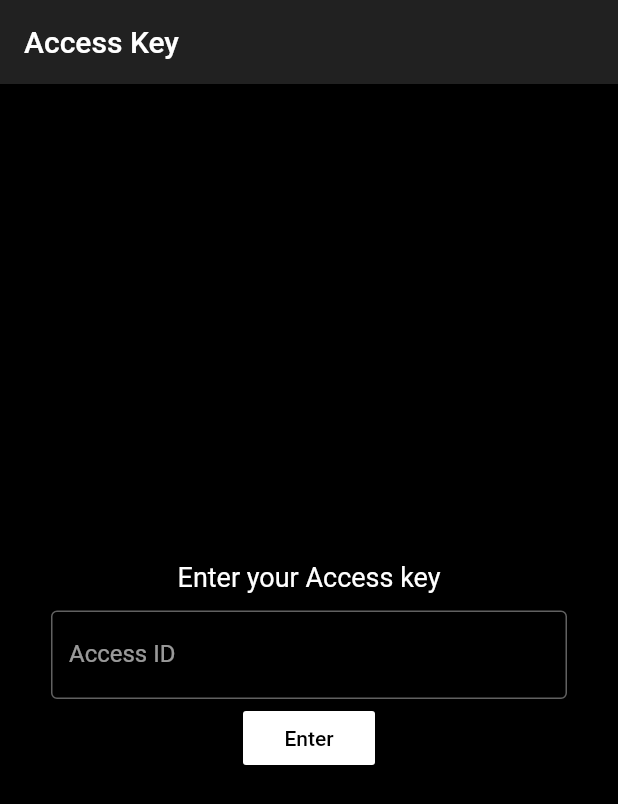
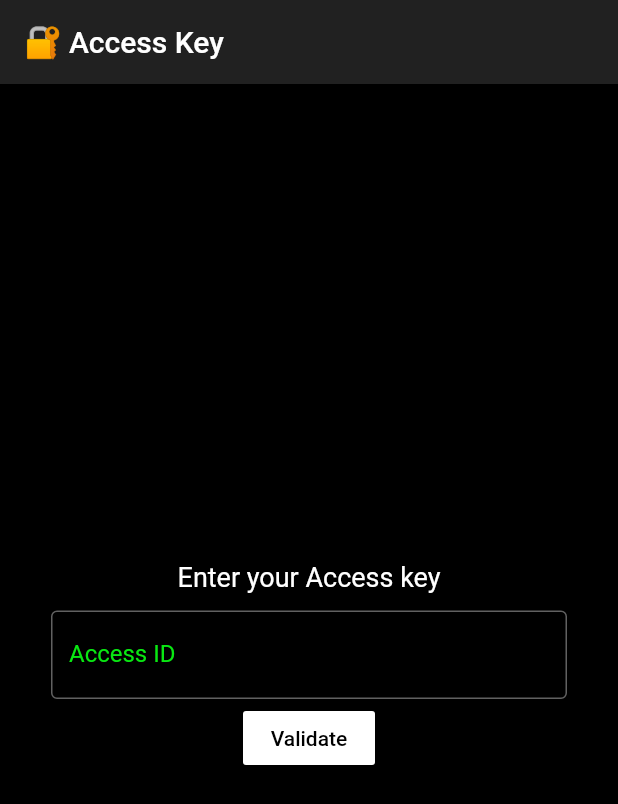
Before and after one commit to murtaza-wali/TimePunch, a Flutter app: the screen it shows after launch, on a phone screen of 412 x 824 dp. Shown: the top 804 px of the screen. Run offline on Flutter 3.47's test engine with Material 2 defaults, Android fonts, the phone set to English and light mode, and no system bars; our stand-ins replace device_info_plus, location, progress_dialog, rflutter_alert, shared_preferences; missing offline and left inert: get_ip, minimize_app, safe_device.

Commit message:
14/09/2021

```diff
--- a/lib/AccesskeyScreen.dart
+++ b/lib/AccesskeyScreen.dart
@@ -83,7 +83,8 @@ class _AccesskeyState extends State<Accesskey> {
     return Scaffold(
       backgroundColor: Colors.black,
       appBar: AppBar(
-        title: Text('Access Key'),
+        title: Text('\u{1F510} Access Key'),
+
       ),
       body: Align(
         alignment: Alignment.center,
@@ -104,8 +105,14 @@ class _AccesskeyState extends State<Accesskey> {
                     child: TextField(
                       controller: accessIdController,
                       decoration: InputDecoration(
-                        border: OutlineInputBorder(),
+                        focusedBorder: OutlineInputBorder(
+                          borderSide: BorderSide(color: Color(0xFF09E812), width: 1.0),
+                        ),
+                        border: OutlineInputBorder(borderSide: const BorderSide(color: Colors.grey, width: 0.0),),
                         labelText: 'Access ID',
+                          labelStyle: TextStyle(
+                              color: Color(0xFF09E812),
+                          )
                       ),
                       onChanged: (accesstext) {
                         setState(() {});
@@ -116,7 +123,7 @@ class _AccesskeyState extends State<Accesskey> {
                     child: FlatButton(
                       color: Colors.white,
                       textColor: Colors.black,
-                      child: Text('Enter'),
+                      child: Text('Validate'),
                       onPressed: () {
                         setState(() {
                           // yahan api hit honi hai ....
@@ -161,7 +168,7 @@ class _AccesskeyState extends State<Accesskey> {
                                     'Successfully Registered!', 'OK');
                               } else if (status == 404) {
                                 ErrorPopup(context, 'Error',
-                                    'Enter Invalid Key!', 'OK');
+                                    'Invalid Key Entered !', 'OK');
                               }
                             });
                           }
--- a/lib/main.dart
+++ b/lib/main.dart
@@ -1,3 +1,4 @@
+
 import 'dart:io';
 import 'package:flutter/foundation.dart';
 import 'package:flutter/material.dart';
--- a/pubspec.yaml
+++ b/pubspec.yaml
@@ -25,7 +25,7 @@ dependencies:
     sdk: flutter
   location: ^4.3.0
   shared_preferences: ^2.0.6
- # safe_device: ^1.0.8
+  safe_device: ^1.0.8
   # The following adds the Cupertino Icons font to your application.
   # Use with the CupertinoIcons class for iOS style icons.
   cupertino_icons: ^1.0.2
```
Also changed, not shown: lib/listen_location.dart (+23 -5 lines), pubspec.lock, 3 other files.
